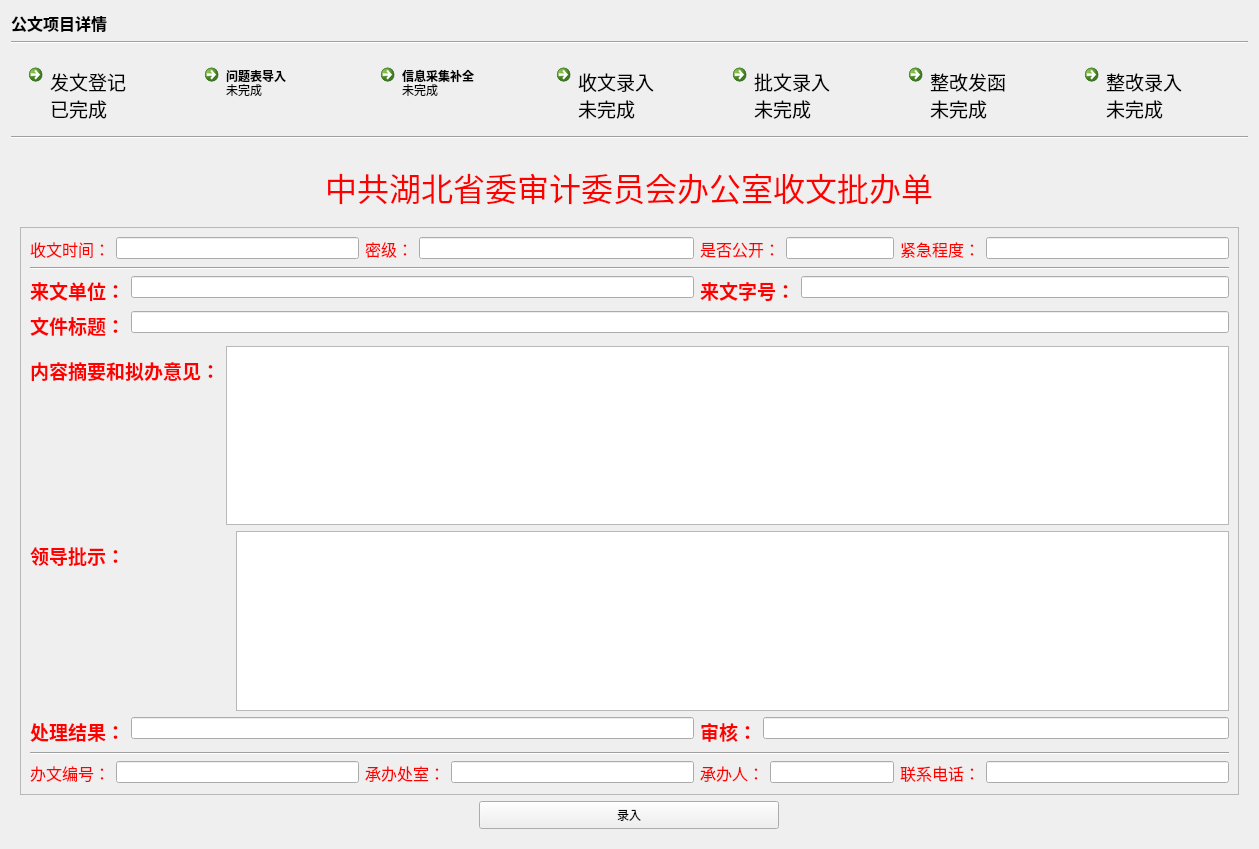
Qt form ui_dir/gwdetail.ui (wind-sword/Audit) before a commit.
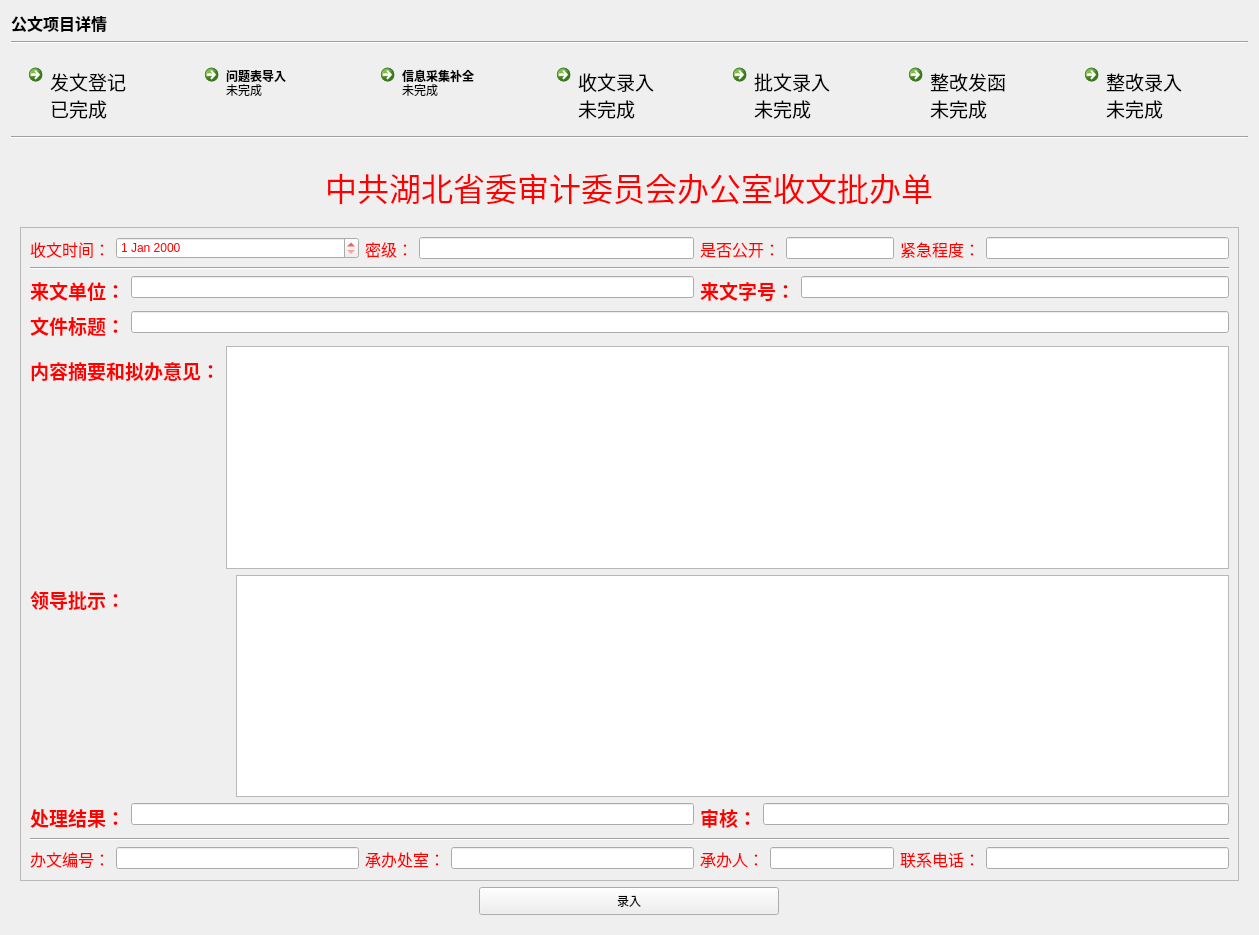
The same form after that commit. The open tabs and pages were chosen to show the change. Icons and pictures are not drawn.

What changed in the file:
```diff
--- a/ui_dir/gwdetail.ui
+++ b/ui_dir/gwdetail.ui
@@ -7,7 +7,7 @@
     <x>0</x>
     <y>0</y>
     <width>1259</width>
-    <height>839</height>
+    <height>935</height>
    </rect>
   </property>
   <property name="windowTitle">
@@ -1053,7 +1053,7 @@
              </widget>
             </item>
             <item row="0" column="1">
-             <widget class="QLineEdit" name="lineEdit_3"/>
+             <widget class="QDateEdit" name="dateEdit"/>
             </item>
            </layout>
           </item>
```
Left out of the diff: 2 changed lines with no effect on the pictures.
